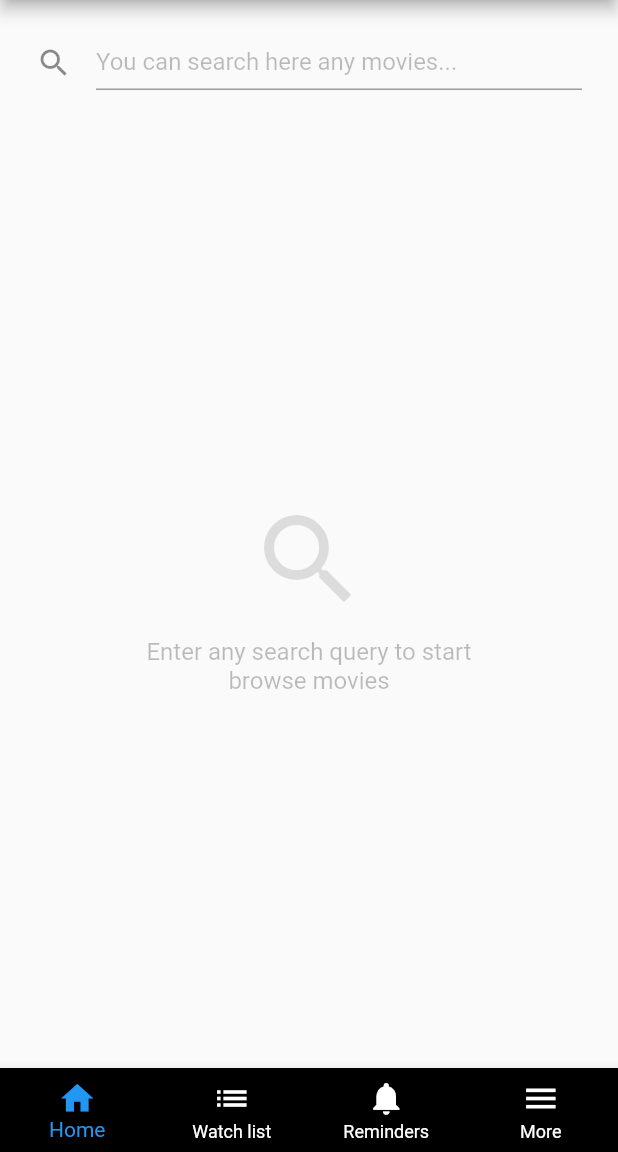
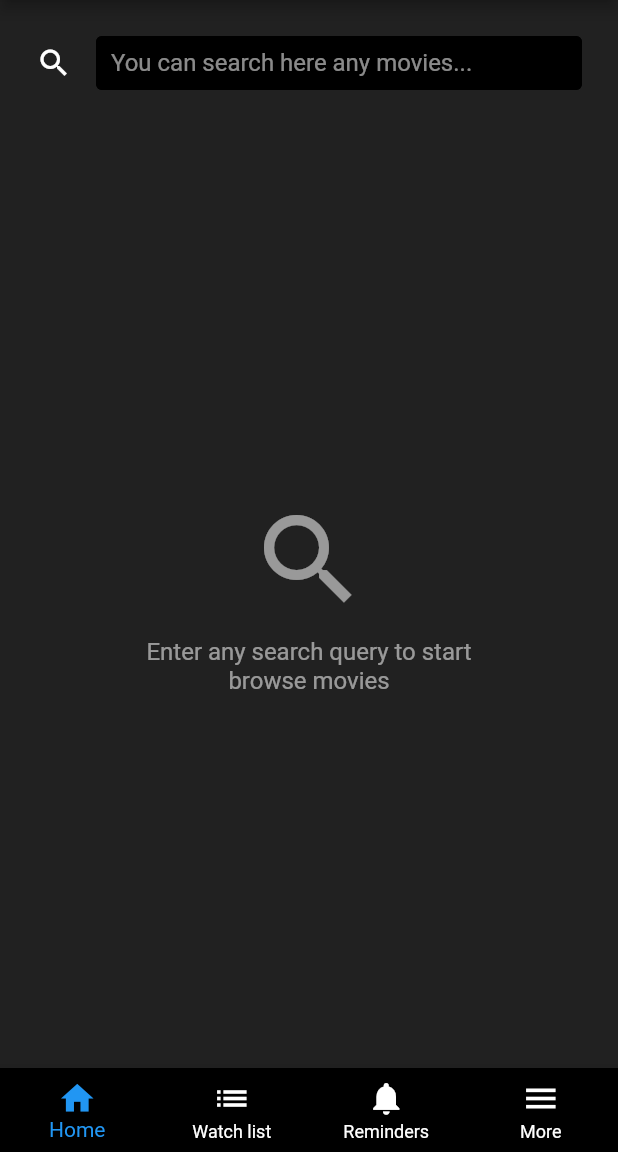
Before and after one commit to Aliaksandr2Kharytaniuk/cinema_scheduler, a Flutter app: the ShellPage screen opened directly, on a phone screen of 412 x 824 dp, the part 84-1236 px from its top. Run offline on Flutter 3.47's test engine with Material 2 defaults, Android fonts, the phone set to English and light mode, and no system bars; our stand-ins replace cached_network_image, chopper, get, get_it, sembast; missing offline and left inert: expand_widget, flare_splash_screen; generated files the repository leaves out were written again.

Commit message:
Use dark colors

```diff
--- a/lib/app/common/general_page_error_widget.dart
+++ b/lib/app/common/general_page_error_widget.dart
@@ -14,7 +14,7 @@ class GeneralPageErrorWidget extends StatelessWidget {
           Icon(
             Icons.error,
             size: 80,
-            color: Colors.black12,
+            color: Colors.white54,
           ),
           SizedBox(
             height: 12,
@@ -23,7 +23,7 @@ class GeneralPageErrorWidget extends StatelessWidget {
             ERROR_TEXT,
             textAlign: TextAlign.center,
             style: ThemeProvider.getTextTheme(context).subtitle1.copyWith(
-                  color: Colors.black26,
+                  color: Colors.white54,
                 ),
           ),
         ],
--- a/lib/app/common/search/search_text_field_widget.dart
+++ b/lib/app/common/search/search_text_field_widget.dart
@@ -23,14 +23,30 @@ class _SearchTextFieldWidgetState extends State<SearchTextFieldWidget> {
         builder: (context) => TextField(
           textInputAction: TextInputAction.search,
           onSubmitted: widget.onSubmittedFunction,
+          style: ThemeProvider.getTextTheme(context).subtitle1.copyWith(
+                color: Colors.white,
+              ),
           decoration: InputDecoration(
+            fillColor: Colors.black,
+            filled: true,
+            border: InputBorder.none,
+            enabledBorder: OutlineInputBorder(
+              borderRadius: BorderRadius.all(Radius.circular(4)),
+              borderSide: BorderSide(color: Colors.black),
+            ),
+            focusedBorder: OutlineInputBorder(
+              borderRadius: BorderRadius.all(Radius.circular(4)),
+              borderSide: BorderSide(color: Colors.blue),
+            ),
+            contentPadding:
+                EdgeInsets.only(bottom: 10.0, left: 10.0, right: 10.0),
             icon: Icon(
               Icons.search,
-              color: Colors.black45,
+              color: Colors.white,
             ),
             hintText: SEARCH_HINT_TEXT,
             hintStyle: ThemeProvider.getTextTheme(context).subtitle1.copyWith(
-                  color: Colors.black26,
+                  color: Colors.white54,
                 ),
           ),
         ),
--- a/lib/app/details/rating_information_widget.dart
+++ b/lib/app/details/rating_information_widget.dart
@@ -15,7 +15,7 @@ class RatingInformationWidget extends StatelessWidget {
   Widget build(BuildContext context) {
     var captionStyle = ThemeProvider.getTextTheme(context)
         .caption
-        .copyWith(color: Colors.black45);
+        .copyWith(color: Colors.white54);
 
     return Row(
       crossAxisAlignment: CrossAxisAlignment.start,
--- a/lib/app/home/home_page.dart
+++ b/lib/app/home/home_page.dart
@@ -24,7 +24,9 @@ class _HomePageState extends State<HomePage> {
   }
 
   Widget _buildPage(HomeProviderModel provider) {
-    return Padding(
+    return Container(
+      color: Colors.black87,
+      child: Padding(
         padding: EdgeInsets.only(top: 24),
         child: Column(
           crossAxisAlignment: CrossAxisAlignment.start,
@@ -36,6 +38,7 @@ class _HomePageState extends State<HomePage> {
             ),
             _buildContentWidget(context, provider),
           ],
+        ),
       ),
     );
   }
--- a/lib/app/more/more_page.dart
+++ b/lib/app/more/more_page.dart
@@ -8,8 +8,8 @@ class MorePage extends StatefulWidget {
 class _MorePageState extends State<MorePage> {
   @override
   Widget build(BuildContext context) {
-    return Center(
-      child: Text("More page")
+    return Container(
+      color: Colors.black87,
     );
   }
 }
--- a/lib/app/reminders/reminders_page.dart
+++ b/lib/app/reminders/reminders_page.dart
@@ -17,7 +17,10 @@ class _RemindersPageState extends State<RemindersPage> {
   Widget build(BuildContext context) {
     return Consumer<RemindersProviderModel>(
       builder: (context, RemindersProviderModel provider, child) {
-        return _buildPage(provider);
+        return Container(
+          color: Colors.black87,
+          child: _buildPage(provider),
+        );
       },
     );
   }
--- a/lib/app/watch_list/watch_list_page.dart
+++ b/lib/app/watch_list/watch_list_page.dart
@@ -17,7 +17,10 @@ class _WatchListState extends State<WatchListPage> {
   Widget build(BuildContext context) {
     return Consumer<WatchlistProviderModel>(
       builder: (context, WatchlistProviderModel provider, child) {
-        return _buildPage(provider);
+        return Container(
+          color: Colors.black87,
+          child: _buildPage(provider),
+        );
       },
     );
   }
--- a/lib/core/services/notification_service.dart
+++ b/lib/core/services/notification_service.dart
@@ -30,8 +30,6 @@ class NotificationService {
         size: 28,
         color: Colors.green.shade300,
       ),
-      backgroundColor: Color(0x99000000),
-      barBlur: 0.0,
     );
   }
 
@@ -59,8 +57,6 @@ class NotificationService {
         size: 28,
         color: Colors.red.shade300,
       ),
-      backgroundColor: Color(0x99000000),
-      barBlur: 0.0,
     );
   }
 }
```
Also changed, not shown: lib/app/common/movies_listview/movies_listview_widget.dart (+12 -10 lines), lib/app/details/details_page.dart (+14 -9 lines). Lines whose indentation alone changed are shown as unchanged.
